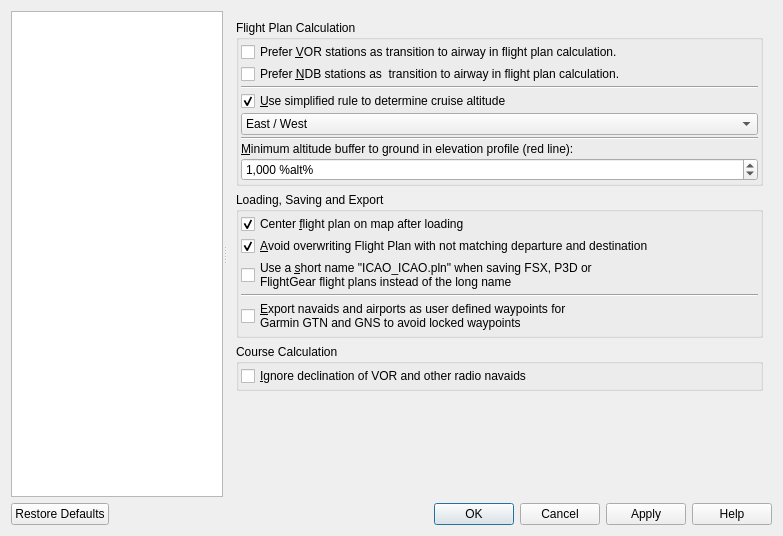
This is src/options/options.ui in albar965/littlenavmap as Qt 5 draws it before an edit. The edited form follows.
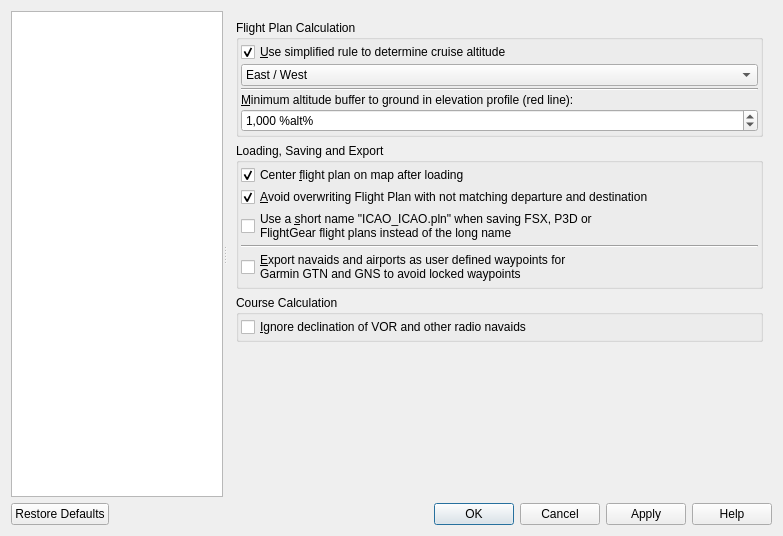
This is the edited form. The open tabs and pages were chosen to show the change.

Commit message: Removed option to force algorithm to use closest radio navaids near start and destination before waypoints

```diff
--- a/src/options/options.ui
+++ b/src/options/options.ui
@@ -3446,30 +3446,7 @@
            <property name="spacing">
             <number>2</number>
            </property>
-           <item row="6" column="0">
-            <widget class="QLabel" name="labelOptionsRouteGroundBuffer">
-             <property name="text">
-              <string>&amp;Minimum altitude buffer to ground in elevation profile (red line):</string>
-             </property>
-             <property name="buddy">
-              <cstring>spinBoxOptionsRouteGroundBuffer</cstring>
-             </property>
-            </widget>
-           </item>
-           <item row="3" column="0">
-            <widget class="QCheckBox" name="checkBoxOptionsRouteEastWestRule">
-             <property name="toolTip">
-              <string>Rounds up flight plan cruise altitude according to selected rule.</string>
-             </property>
-             <property name="text">
-              <string>&amp;Use simplified rule to determine cruise altitude</string>
-             </property>
-             <property name="checked">
-              <bool>true</bool>
-             </property>
-            </widget>
-           </item>
-           <item row="4" column="0">
+           <item row="1" column="0">
             <widget class="QComboBox" name="comboBoxOptionsRouteAltitudeRuleType">
              <property name="toolTip">
               <string>East / West: Rounds up  cruise altitude to nearest odd thousand feet for eastward flight plans and nearest even thousand feet for westward flight plans.
@@ -3493,35 +3470,7 @@
              </item>
             </widget>
            </item>
-           <item row="0" column="0">
-            <widget class="QCheckBox" name="checkBoxOptionsRoutePreferVor">
-             <property name="toolTip">
-              <string>Prefer nearest VOR that is part of an airway instead of the nearest waypoint
-when transitioning from airport to airway.</string>
-             </property>
-             <property name="text">
-              <string>Prefer &amp;VOR stations as transition to airway in flight plan calculation. </string>
-             </property>
-             <property name="checked">
-              <bool>false</bool>
-             </property>
-            </widget>
-           </item>
-           <item row="1" column="0">
-            <widget class="QCheckBox" name="checkBoxOptionsRoutePreferNdb">
-             <property name="toolTip">
-              <string>Prefer nearest NDB that is part of an airway instead the nearest waypoint
-when transitioning from airport to airway.</string>
-             </property>
-             <property name="text">
-              <string>Prefer &amp;NDB stations as  transition to airway in flight plan calculation.</string>
-             </property>
-             <property name="checked">
-              <bool>false</bool>
-             </property>
-            </widget>
-           </item>
-           <item row="7" column="0">
+           <item row="4" column="0">
             <widget class="QSpinBox" name="spinBoxOptionsRouteGroundBuffer">
              <property name="toolTip">
               <string>The red line value is always rounded up to the next 500 ft.
@@ -3544,14 +3493,30 @@
              </property>
             </widget>
            </item>
+           <item row="0" column="0">
+            <widget class="QCheckBox" name="checkBoxOptionsRouteEastWestRule">
+             <property name="toolTip">
+              <string>Rounds up flight plan cruise altitude according to selected rule.</string>
+             </property>
+             <property name="text">
+              <string>&amp;Use simplified rule to determine cruise altitude</string>
+             </property>
+             <property name="checked">
+              <bool>true</bool>
+             </property>
+            </widget>
+           </item>
+           <item row="3" column="0">
+            <widget class="QLabel" name="labelOptionsRouteGroundBuffer">
+             <property name="text">
+              <string>&amp;Minimum altitude buffer to ground in elevation profile (red line):</string>
+             </property>
+             <property name="buddy">
+              <cstring>spinBoxOptionsRouteGroundBuffer</cstring>
+             </property>
+            </widget>
+           </item>
            <item row="2" column="0">
-            <widget class="Line" name="line_9">
-             <property name="orientation">
-              <enum>Qt::Horizontal</enum>
-             </property>
-            </widget>
-           </item>
-           <item row="5" column="0">
             <widget class="Line" name="line_7">
              <property name="orientation">
               <enum>Qt::Horizontal</enum>
```
Left out of the diff: 4 changed lines with no effect on the pictures. The commit also changes 3 other files.
